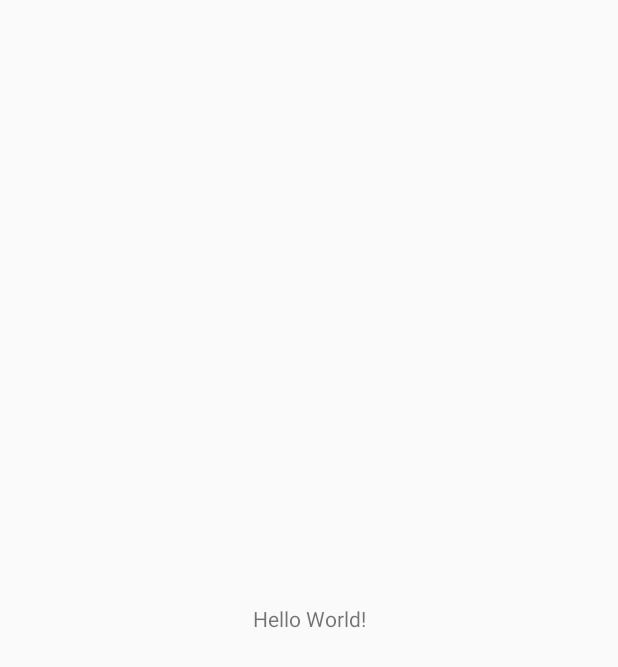
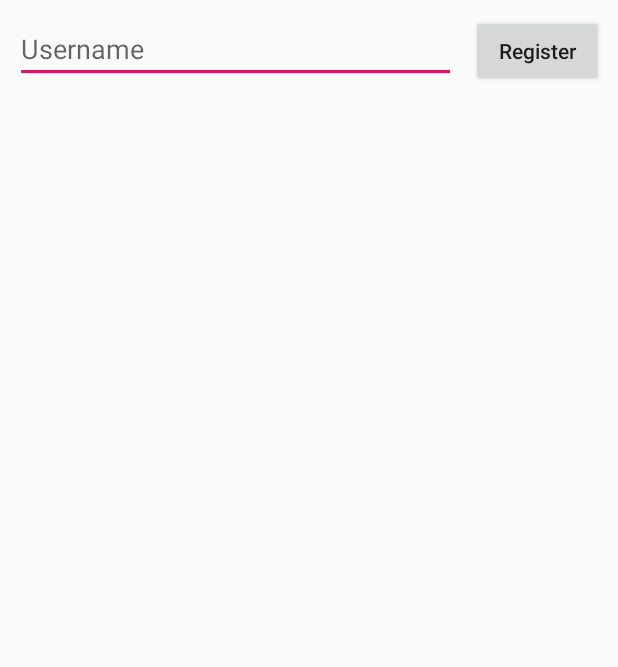
Before and after one commit to huyenph/Chat_Realtime, an Android app: the screen it shows after launch (MainActivity), on a phone screen of 412 x 824 dp. Before the commit the part shown is almost empty. Shown: the top 667 px of the screen. Run offline under Robolectric (Android 15) with nearby library versions, the phone set to English and light mode, and no system bars; libraries missing offline, so code that uses them is left out: com.github.nkzawa.emitter, com.github.nkzawa.socketio; 3 statements that could not run were skipped.

Commit message:
config server - emit - on - client

```diff
--- a/app/build.gradle
+++ b/app/build.gradle
@@ -28,6 +28,7 @@ dependencies {
     implementation 'androidx.appcompat:appcompat:1.0.2'
     implementation 'androidx.core:core-ktx:1.0.2'
     implementation 'androidx.constraintlayout:constraintlayout:1.1.3'
+    implementation 'com.github.nkzawa:socket.io-client:0.6.0'
     testImplementation 'junit:junit:4.12'
     androidTestImplementation 'androidx.test:runner:1.2.0'
     androidTestImplementation 'androidx.test.espresso:espresso-core:3.2.0'
--- a/app/src/main/java/com/utildev/samples/chatrealtime/MainActivity.kt
+++ b/app/src/main/java/com/utildev/samples/chatrealtime/MainActivity.kt
@@ -2,11 +2,60 @@ package com.utildev.samples.chatrealtime
 
 import androidx.appcompat.app.AppCompatActivity
 import android.os.Bundle
+import android.widget.Toast
+import com.github.nkzawa.emitter.Emitter
+import com.github.nkzawa.socketio.client.IO
+import com.github.nkzawa.socketio.client.Socket
+import kotlinx.android.synthetic.main.activity_main.*
+import org.json.JSONException
+import org.json.JSONObject
+import java.net.URISyntaxException
 
 class MainActivity : AppCompatActivity() {
+
+    private lateinit var socket: Socket
 
     override fun onCreate(savedInstanceState: Bundle?) {
         super.onCreate(savedInstanceState)
         setContentView(R.layout.activity_main)
+        try {
+            socket = IO.socket("http://192.168.100.23:3000")
+        } catch (e: URISyntaxException) {
+        }
+
+        socket.connect()
+
+        socket.on("server_register_result", onServerRegisterResult())
+
+        actMain_btRegister.setOnClickListener {
+            socket.emit("client_register", actMain_etName.text.toString())
+            actMain_etName.setText("")
+        }
+
+    }
+
+    private fun onServerRegisterResult(): Emitter.Listener = object : Emitter.Listener {
+        override fun call(vararg args: Any?) {
+            runOnUiThread(Runnable {
+                val result = args[0] as JSONObject
+                val message: String
+                try {
+                    message = result.getString("message")
+                } catch (e: JSONException) {
+                    return@Runnable
+                }
+                Toast.makeText(
+                    this@MainActivity,
+                    if (message == "true") "Register success" else "Register fail",
+                    Toast.LENGTH_SHORT
+                ).show()
+            })
+        }
+    }
+
+    override fun onDestroy() {
+        super.onDestroy()
+        socket.disconnect()
+        socket.off("server_register_result", onServerRegisterResult())
     }
 }
--- a/app/src/main/res/layout/activity_main.xml
+++ b/app/src/main/res/layout/activity_main.xml
@@ -7,13 +7,23 @@
         android:layout_height="match_parent"
         tools:context=".MainActivity">
 
-    <TextView
+    <EditText android:id="@+id/actMain_etName"
+              android:layout_width="0dp"
+              android:layout_height="wrap_content"
+              android:hint="@string/username"
+              android:inputType="text"
+              android:layout_margin="10dp"
+              app:layout_constraintStart_toStartOf="parent"
+              app:layout_constraintEnd_toStartOf="@id/actMain_btRegister"
+              app:layout_constraintTop_toTopOf="parent"/>
+
+    <Button android:id="@+id/actMain_btRegister"
             android:layout_width="wrap_content"
             android:layout_height="wrap_content"
-            android:text="Hello World!"
-            app:layout_constraintBottom_toBottomOf="parent"
-            app:layout_constraintLeft_toLeftOf="parent"
-            app:layout_constraintRight_toRightOf="parent"
+            android:text="@string/register"
+            android:textAllCaps="false"
+            android:layout_margin="10dp"
+            app:layout_constraintEnd_toEndOf="parent"
             app:layout_constraintTop_toTopOf="parent"/>
 
 </androidx.constraintlayout.widget.ConstraintLayout>
--- a/app/src/main/res/values/strings.xml
+++ b/app/src/main/res/values/strings.xml
@@ -1,3 +1,5 @@
 <resources>
     <string name="app_name">ChatRealtime</string>
+    <string name="username">Username</string>
+    <string name="register">Register</string>
 </resources>
```
Also changed, not shown: app/src/main/AndroidManifest.xml (+7 -2 lines), 4 other files.
